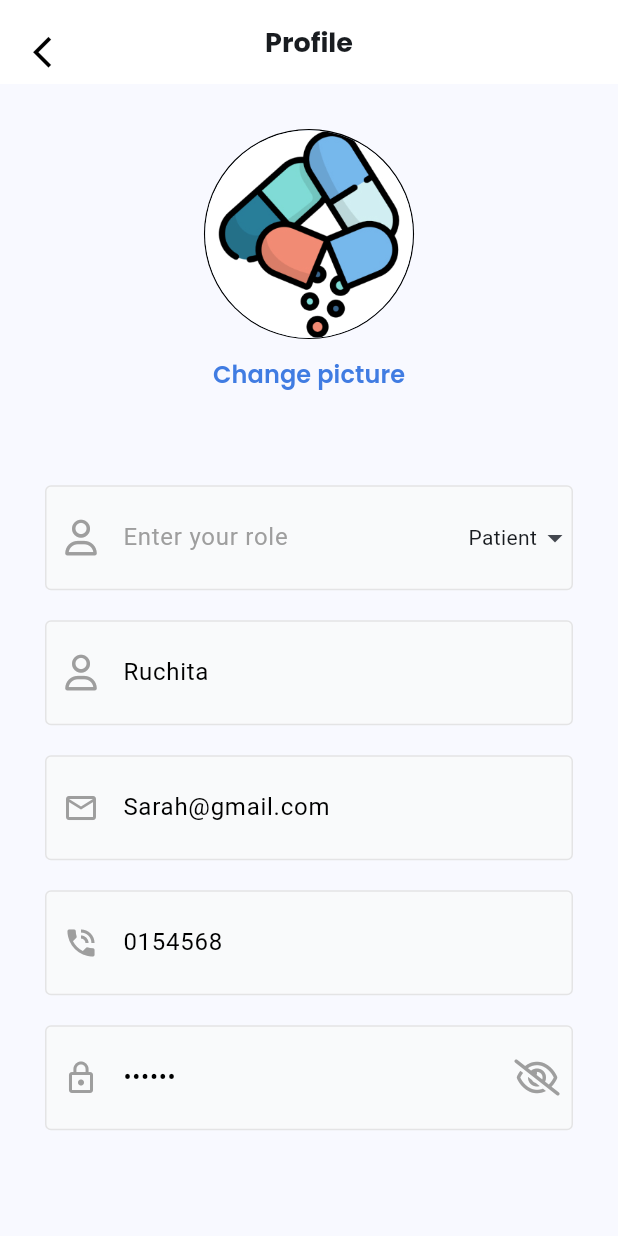
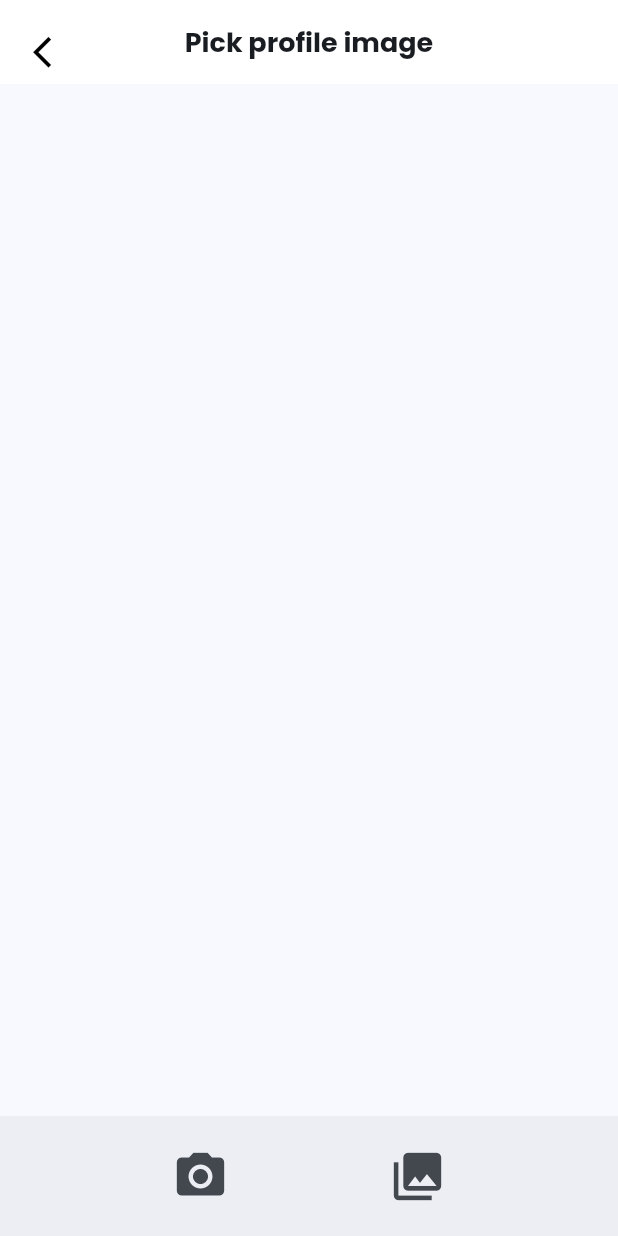
Before and after one commit to Nader-Eryan/Pulse_Graduation_Project, a Flutter app: the ProfileEdit screen opened directly, after a tap on "Change picture", on a phone screen of 412 x 824 dp. Run offline on Flutter 3.47's test engine with Material 3 defaults, Android fonts, the phone set to English and light mode, and no system bars; our stand-ins replace firebase_auth, firebase_core, firebase_messaging, firebase_storage, flutter_svg, font_awesome_flutter and 8 more; missing offline and left inert: flutter_facebook_auth; accounts and stored records are empty.

Commit message:
image picker, cropper, upload to firebase, permissions + fixed file structure

```diff
--- /dev/null
+++ b/lib/Core/utils/firebase_controller.dart
@@ -0,0 +1,12 @@
+import 'package:get/get.dart';
+import 'package:firebase_auth/firebase_auth.dart';
+import 'package:pulse/Core/utils/service_locator.dart';
+
+class FirebaseController extends GetxController {
+  late String uid;
+  @override
+  void onInit() {
+    uid = getIt.get<FirebaseAuth>().currentUser!.uid;
+    super.onInit();
+  }
+}
--- /dev/null
+++ b/lib/Core/utils/functions/get_image_locally.dart
@@ -0,0 +1,9 @@
+import 'package:shared_preferences/shared_preferences.dart';
+
+import '../service_locator.dart';
+
+Future<String?> getProfileImage() async {
+  SharedPreferences prefs = await getIt.get<Future<SharedPreferences>>();
+  String? profilePicPath = prefs.getString('imagePath');
+  return profilePicPath;
+}
--- /dev/null
+++ b/lib/Core/utils/image_capture.dart
@@ -0,0 +1,134 @@
+import 'dart:io';
+
+import 'package:firebase_auth/firebase_auth.dart';
+import 'package:flutter/material.dart';
+import 'package:get/get.dart';
+import 'package:image_cropper/image_cropper.dart';
+import 'package:image_picker/image_picker.dart';
+import 'package:pulse/Core/widgets/custom_appbar.dart';
+
+import '../../../../../core/utils/functions/image_picker.dart';
+import '../../Features/Profile/presentation/manager/profile_edit_controller.dart';
+import 'firebase_controller.dart';
+import 'functions/image_cropper.dart';
+import 'functions/save_image_locally.dart';
+
+/// Widget to capture and crop the image
+class ImageCapture extends StatefulWidget {
+  const ImageCapture({Key? key}) : super(key: key);
+  @override
+  createState() => _ImageCaptureState();
+}
+
+class _ImageCaptureState extends State<ImageCapture> {
+  /// Active image file
+  XFile? _imageFile;
+  String? uid;
+  final ProfileEditController _profileDetailsController = Get.find();
+  final FirebaseController _firebaseController = Get.find();
+
+  /// Remove image
+  void _clear() {
+    setState(() => _imageFile = null);
+  }
+
+  @override
+  void initState() {
+    FirebaseAuth.instance.authStateChanges().listen((event) {
+      if (event != null) {
+        uid = event.uid;
+      }
+    });
+    super.initState();
+  }
+
+  @override
+  Widget build(BuildContext context) {
+    return SafeArea(
+      child: Scaffold(
+        appBar: const CustomAppBar(title: 'Pick profile image'),
+        // Select an image from the camera or gallery
+        bottomNavigationBar: BottomAppBar(
+          child: SizedBox(
+            height: 100,
+            child: Row(
+              mainAxisAlignment: MainAxisAlignment.spaceEvenly,
+              children: <Widget>[
+                IconButton(
+                  icon: const Icon(Icons.photo_camera),
+                  iconSize: 38,
+                  onPressed: () async {
+                    XFile? selected = await pickImage(ImageSource.camera);
+                    setState(() {
+                      _imageFile = selected;
+                    });
+                  },
+                ),
+                IconButton(
+                  icon: const Icon(Icons.photo_library),
+                  iconSize: 38,
+                  onPressed: () async {
+                    XFile? selected = await pickImage(ImageSource.gallery);
+                    setState(() {
+                      _imageFile = selected;
+                    });
+                  },
+                ),
+              ],
+            ),
+          ),
+        ),
+        // Preview the image and crop it
+        body: ListView(
+          children: <Widget>[
+            if (_imageFile != null) ...[
+              Image.file(File(_imageFile!.path)),
+              Row(
+                mainAxisAlignment: MainAxisAlignment.spaceAround,
+                children: <Widget>[
+                  TextButton(
+                    onPressed: (() async {
+                      CroppedFile? croppedImage = await cropImage(_imageFile);
+                      if (croppedImage != null) {
+                        setState(() {
+                          _imageFile = XFile(croppedImage.path);
+                        });
+                      }
+                    }),
+                    child: const Icon(
+                      Icons.crop,
+                      size: 30,
+                    ),
+                  ),
+                  TextButton(
+                    onPressed: _clear,
+                    child: const Icon(
+                      Icons.refresh,
+                      size: 30,
+                    ),
+                  ),
+                  TextButton(
+                    child: const Icon(
+                      Icons.done,
+                      size: 30,
+                    ),
+                    onPressed: () {
+                      saveImagelocally(path: _imageFile!.path);
+                      _profileDetailsController.setImage(
+                          _imageFile!.path, _firebaseController.uid);
+                      popPage();
+                    }, //_saveImage
+                  )
+                ],
+              ),
+            ]
+          ],
+        ),
+      ),
+    );
+  }
+
+  void popPage() {
+    Get.back();
+  }
+}
--- /dev/null
+++ b/lib/Core/utils/profile_pic.dart
@@ -0,0 +1,41 @@
+import 'dart:io';
+
+import 'package:flutter/material.dart';
+import 'package:get/get.dart';
+
+import 'functions/get_image_locally.dart';
+
+class ProfilePic extends StatefulWidget {
+  const ProfilePic({
+    super.key,
+  });
+
+  @override
+  State<ProfilePic> createState() => _ProfilePicState();
+}
+
+class _ProfilePicState extends State<ProfilePic> {
+  String? profilePicPath;
+  @override
+  void initState() {
+    getImage();
+    super.initState();
+  }
+
+  void getImage() async {
+    profilePicPath = await getProfileImage();
+    if (mounted) {
+      setState(() {});
+    }
+  }
+
+  @override
+  Widget build(BuildContext context) {
+    return CircleAvatar(
+      radius: Get.width / 7,
+      backgroundImage: profilePicPath != null
+          ? FileImage(File(profilePicPath!))
+          : const AssetImage('assets/images/profile.jpg') as ImageProvider,
+    );
+  }
+}
--- a/lib/Core/utils/service_locator.dart
+++ b/lib/Core/utils/service_locator.dart
@@ -2,13 +2,14 @@ import 'package:firebase_auth/firebase_auth.dart';
 import 'package:firebase_messaging/firebase_messaging.dart';
 import 'package:flutter_facebook_auth/flutter_facebook_auth.dart';
 import 'package:get_it/get_it.dart';
+import 'package:shared_preferences/shared_preferences.dart';
 
 final getIt = GetIt.instance;
 
 void serviceLocatorSetup() {
   getIt.registerSingleton<FirebaseAuth>(FirebaseAuth.instance);
-  // getIt.registerSingleton<Future<SharedPreferences>>(
-  //     SharedPreferences.getInstance());
+  getIt.registerSingleton<Future<SharedPreferences>>(
+      SharedPreferences.getInstance());
   getIt.registerSingleton<FacebookAuth>(FacebookAuth.instance);
   getIt.registerSingleton<FirebaseMessaging>(FirebaseMessaging.instance);
 }
--- a/lib/Core/widgets/custom_text_form_field.dart
+++ b/lib/Core/widgets/custom_text_form_field.dart
@@ -82,14 +82,14 @@ class _CustomFormFieldState extends State<CustomFormField> {
                       child: Row(
                         mainAxisSize: MainAxisSize.min,
                         children: [
-                          Text(_selectedGender ?? 'Patient'),
+                          Text(_selectedGender ?? 'Normal patient'),
                           const Icon(Icons.arrow_drop_down),
                         ],
                       ),
                       itemBuilder: (context) => <String>[
-                        'patient',
-                        'Guardian',
-                        'patient&Guardian'
+                        'Normal patient',
+                        'Care giver',
+                        'Care receiver'
                       ].map((String value) {
                         return PopupMenuItem<String>(
                           value: value,
--- a/lib/Features/BottomNavBar/presentation/views/bottom_nav_bar_views.dart
+++ b/lib/Features/BottomNavBar/presentation/views/bottom_nav_bar_views.dart
@@ -4,7 +4,7 @@ import 'package:pulse/Core/utils/constants.dart';
 import 'package:pulse/Features/BottomNavBar/presentation/views/home_view.dart';
 import 'package:pulse/Features/BottomNavBar/presentation/views/interactions_view.dart';
 import 'package:pulse/Features/BottomNavBar/presentation/views/medication_view.dart';
-import 'package:pulse/Features/BottomNavBar/presentation/views/profile/profile_view.dart';
+import 'package:pulse/Features/Profile/presentation/views/profile_view.dart';
 import 'package:pulse/Features/BottomNavBar/presentation/views/widgets/bottom_nav_bar_item.dart';
 
 class BottomNavBarViews extends StatefulWidget {
--- /dev/null
+++ b/lib/Features/Profile/presentation/manager/profile_edit_controller.dart
@@ -0,0 +1,31 @@
+import 'package:flutter/material.dart';
+import 'package:get/get.dart';
+
+import '../../../../core/utils/functions/firebase_storage.dart';
+import '../../../../core/utils/functions/get_image_locally.dart';
+import '../../../../core/utils/image_capture.dart';
+
+class ProfileEditController extends GetxController {
+  String? _imgPath;
+  get imgPath => _imgPath;
+
+  late String fName, sName;
+  void pickPicture(BuildContext context) {
+    Get.to(const ImageCapture());
+    getImage();
+  }
+
+  void getImage() async {
+    _imgPath = await getProfileImage();
+  }
+
+  void setImage(String selectedImage, uid) {
+    _imgPath = selectedImage;
+    update();
+    uploadFileRemotely(_imgPath!, uid);
+  }
+
+  void uploadImage(String filePath, String uid) {
+    uploadFileRemotely(filePath, uid);
+  }
+}
--- a/lib/Features/BottomNavBar/presentation/views/profile/profile_edit.dart
+++ b/lib/Features/Profile/presentation/views/profile_edit.dart
@@ -1,14 +1,19 @@
 import 'package:flutter/material.dart';
 import 'package:font_awesome_flutter/font_awesome_flutter.dart';
 import 'package:get/get.dart';
-import 'package:pulse/Core/utils/constants.dart';
-import 'package:pulse/Core/utils/styles.dart';
-import 'package:pulse/Core/widgets/custom_appbar.dart';
-import 'package:pulse/Core/widgets/custom_text_form_field.dart';
+import 'package:pulse/core/utils/constants.dart';
+import 'package:pulse/core/utils/profile_pic.dart';
+import 'package:pulse/core/utils/styles.dart';
+import 'package:pulse/core/widgets/custom_appbar.dart';
+import 'package:pulse/core/widgets/custom_text_form_field.dart';
+import 'package:pulse/Features/Profile/presentation/manager/profile_edit_controller.dart';
+
+import '../../../../core/utils/firebase_controller.dart';
 
 class ProfileEdit extends StatelessWidget {
   ProfileEdit({Key? key}) : super(key: key);
   final TextEditingController roleController = TextEditingController();
+  final controller = Get.put(FirebaseController());
   @override
   Widget build(BuildContext context) {
     return Scaffold(
@@ -20,22 +25,26 @@ class ProfileEdit extends StatelessWidget {
         child: SingleChildScrollView(
           child: Column(
             children: [
-              CircleAvatar(
-                radius: Get.width * .17,
-                backgroundColor: Colors.black,
-                child: CircleAvatar(
-                  radius: Get.width * .168,
-                  backgroundImage:
-                      const AssetImage('assets/images/onboarding_meds.jpg'),
-                ),
-              ),
-              TextButton(
-                onPressed: () {},
-                child: Text(
-                  'Change picture',
-                  style: Styles.textStyleSemiBold16.copyWith(
-                    color: const Color(0xff407CE2),
+              GetBuilder<ProfileEditController>(
+                init: ProfileEditController(),
+                builder: (controller) => GestureDetector(
+                  child: Column(
+                    children: [
+                      const ProfilePic(),
+                      const SizedBox(
+                        height: 20,
+                      ),
+                      Text(
+                        'Change picture',
+                        style: Styles.textStyleSemiBold16.copyWith(
+                          color: const Color(0xff407CE2),
+                        ),
+                      ),
+                    ],
                   ),
+                  onTap: () {
+                    controller.pickPicture(context);
+                  },
                 ),
               ),
               SizedBox(
--- a/lib/Features/authentication/data/repo/auth_repo_impl.dart
+++ b/lib/Features/authentication/data/repo/auth_repo_impl.dart
@@ -41,7 +41,7 @@ class ProfileRepoImpl implements ProfileRepo {
           .get<FirebaseAuth>()
           .signInWithEmailAndPassword(email: email, password: password)
           .then((value) {
-        Get.offAll(const BottomNavBarViews());
+        Get.offAll(() => const BottomNavBarViews());
       });
       // pushSnackBar(context, S.of(context).SignedInSuccessfullyEnjoy);
     } on FirebaseAuthException catch (e) {
--- a/lib/main.dart
+++ b/lib/main.dart
@@ -1,6 +1,6 @@
 import 'package:flutter/material.dart';
 import 'package:get/get.dart';
-import 'package:pulse/Core/utils/service_locator.dart';
+import 'package:pulse/core/utils/service_locator.dart';
 import 'package:pulse/Features/Onboarding/presentation/views/splash_view.dart';
 import 'package:firebase_core/firebase_core.dart';
 import 'firebase_options.dart';
--- a/pubspec.yaml
+++ b/pubspec.yaml
@@ -48,6 +48,10 @@ dependencies:
   flutter_facebook_auth: ^6.1.1
   flutter_svg: ^2.0.10+1
   intl: ^0.19.0
+  image_picker: ^1.0.7
+  image_cropper: ^5.0.1
+  shared_preferences: ^2.2.2
+  firebase_storage: ^11.6.7
 
 dev_dependencies:
   flutter_test:
```
Also changed, not shown: lib/Core/utils/functions/firebase_storage.dart (added, +40 -0 lines), lib/Core/utils/functions/image_cropper.dart (added, +10 -0 lines), lib/Core/utils/functions/image_picker.dart (added, +8 -0 lines), lib/Core/utils/functions/save_image_locally.dart (added, +8 -0 lines), lib/Features/Profile/presentation/views/profile_view.dart (renamed from lib/Features/BottomNavBar/presentation/views/profile/profile_view.dart, +6 -13 lines), lib/Features/Profile/presentation/views/drug_history.dart (renamed from lib/Features/BottomNavBar/presentation/views/profile/drug_history.dart), lib/Features/Profile/presentation/views/widgets/profile_item.dart (renamed from lib/Features/BottomNavBar/presentation/views/widgets/profile_item.dart), pubspec.lock, 6 other files.
